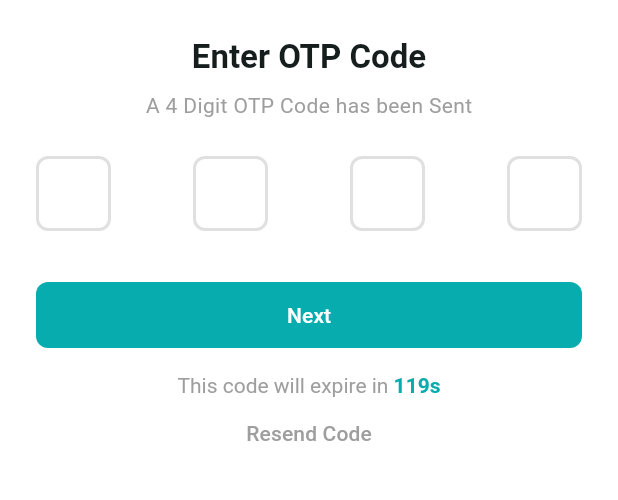
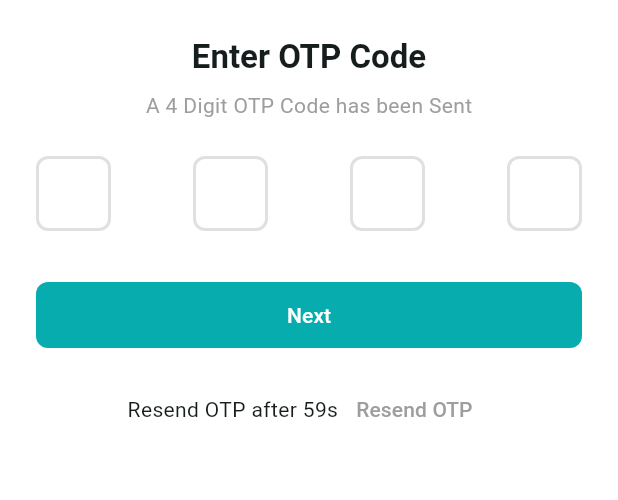
Before and after one commit to SaidurRahman1004/cartivo_mart, a Flutter app: the OtpScreen screen opened directly, on a phone screen of 412 x 824 dp, the part 336-836 px from its top. Run offline on Flutter 3.47's test engine with Material 3 defaults, Android fonts, the phone set to English and light mode, and no system bars; drawn by our look-alikes of pin_code_fields; our stand-ins replace firebase_core, firebase_crashlytics, flutter_svg; accounts and stored records are empty; generated files the repository leaves out were written again.

Commit message:
tab bar,signin

```diff
--- a/lib/app/app_theme.dart
+++ b/lib/app/app_theme.dart
@@ -70,7 +70,7 @@ class AppTheme {
     fieldWidth: 50,
     activeFillColor: Colors.white,
     inactiveFillColor: Colors.white,
-    selectedFillColor: Colors.white,
+    selectedFillColor: Colors.deepOrange,
     activeColor: AppColors.themeColor,
     inactiveColor: Colors.grey.shade300,
     selectedColor: AppColors.themeColor,
--- a/lib/app/cartivo_app.dart
+++ b/lib/app/cartivo_app.dart
@@ -3,6 +3,7 @@ import 'package:cartivo_mart/app/providers/theme_provider.dart';
 import 'package:flutter/material.dart';
 import 'package:flutter_localizations/flutter_localizations.dart';
 import 'package:provider/provider.dart';
+import '../features/shared/presentation/providers/main_nav_provider.dart';
 import 'app_routs.dart';
 import '../l10n/app_localizations.dart';
 import 'app_theme.dart';
@@ -15,6 +16,7 @@ class CartivoApp extends StatelessWidget {
       providers: [
         ChangeNotifierProvider(create: (_)=> LanguageProvider()),
         ChangeNotifierProvider(create: (_) => ThemeProvider()),
+        ChangeNotifierProvider(create: (context) => MainNavProvider()),
       ],
       child: Consumer2<LanguageProvider,ThemeProvider>(
         builder: (context,languageProvider, themeProvider,child) {
--- /dev/null
+++ b/lib/features/auth/presentation/provider/timer_provider.dart
@@ -0,0 +1,42 @@
+import 'dart:async';
+import 'package:flutter/material.dart';
+
+class TimerProvider extends ChangeNotifier {
+  int _remainingSeconds = 0;
+  Timer? _timer;
+  bool _isRunning = false;
+
+  int get remainingSeconds => _remainingSeconds;
+
+  bool get isRunning => _isRunning;
+
+  void startTimer(int seconds) {
+    if (_isRunning) return;
+
+    _remainingSeconds = seconds;
+    _isRunning = true;
+    //stop previous timr if any
+    _timer?.cancel();
+
+    _timer = Timer.periodic(const Duration(seconds: 1), (_) {
+      if (_remainingSeconds > 0) {
+        _remainingSeconds--;
+        notifyListeners();
+      } else {
+        stopTimer();
+      }
+    });
+  }
+
+  void stopTimer() {
+    _isRunning = false;
+    _timer?.cancel();
+    notifyListeners();
+  }
+
+  @override
+  void dispose() {
+    _timer?.cancel();
+    super.dispose();
+  }
+}
--- a/lib/features/auth/presentation/screens/otp_screen.dart
+++ b/lib/features/auth/presentation/screens/otp_screen.dart
@@ -1,10 +1,9 @@
-import 'dart:async';
-import 'package:cartivo_mart/app/app_colors.dart';
 import 'package:cartivo_mart/app/app_theme.dart';
 import 'package:flutter/material.dart';
 import 'package:pin_code_fields/pin_code_fields.dart';
 import '../../../../app/extensions/utils_extension.dart';
 import '../widgets/app_logo.dart';
+import '../widgets/resend_otp_section.dart';
 
 class OtpScreen extends StatefulWidget {
   const OtpScreen({super.key});
@@ -17,32 +16,6 @@ class OtpScreen extends StatefulWidget {
 class _OtpScreenState extends State<OtpScreen> {
   final TextEditingController _otpTEController = TextEditingController();
   final GlobalKey<FormState> _formKey = GlobalKey<FormState>();
-
-  late Timer _timer;
-  int _start = 120;
-  bool _canResend = false;
-
-  void startTimer() {
-    _canResend = false;
-    _start = 120;
-    _timer = Timer.periodic(const Duration(seconds: 1), (Timer timer) {
-      if (_start == 0) {
-        setState(() {
-          _canResend = true;
-        });
-        timer.cancel();
-      } else {
-        setState(() {
-          _start--;
-        });
-      }
-    });
-  }
-  @override
-  void initState() {
-    super.initState();
-    startTimer();
-  }
 
   @override
   Widget build(BuildContext context) {
@@ -84,32 +57,8 @@ class _OtpScreenState extends State<OtpScreen> {
                   child: const Text('Next'),
                 ),
                 const SizedBox(height: 15,),
-                RichText(
-                  text: TextSpan(
-                    style: const TextStyle(color: Colors.grey),
-                    children: [
-                      const TextSpan(text: 'This code will expire in '),
-                      TextSpan(
-                        text:
-                            '$_start'
-                            's',
-                        style: const TextStyle(
-                          color: AppColors.themeColor,
-                          fontWeight: FontWeight.bold,
-                        ),
-                      ),
-                    ],
-                  ),
-                ),
-                TextButton(
-                  onPressed: _canResend ? _onTapResendCode : null,
-                  child: Text(
-                    'Resend Code',
-                    style: TextStyle(
-                      color: _canResend ? AppColors.themeColor : Colors.grey,
-                    ),
-                  ),
-                ),
+                ResendOtpSection(),
+                const SizedBox(height: 16),
               ],
             ),
           ),
@@ -122,14 +71,4 @@ class _OtpScreenState extends State<OtpScreen> {
     if (_formKey.currentState!.validate()) {}
   }
 
-  void _onTapResendCode() {
-    startTimer();
-  }
-
-  @override
-  void dispose() {
-    _timer.cancel();
-    _otpTEController.dispose();
-    super.dispose();
-  }
 }
--- a/lib/features/auth/presentation/screens/sign_up_screen.dart
+++ b/lib/features/auth/presentation/screens/sign_up_screen.dart
@@ -96,6 +96,7 @@ class _SignUpScreenState extends State<SignUpScreen> {
                     child: const Text('Sign Up'),
                   ),
                   const SizedBox(height: 20,),
+                  //Temporary
                   TextButton(onPressed: (){
                     Navigator.pushReplacementNamed(context, OtpScreen.name);
                   }, child: Text(' Otp Page')),
--- a/lib/features/auth/presentation/screens/splash_screen.dart
+++ b/lib/features/auth/presentation/screens/splash_screen.dart
@@ -2,6 +2,8 @@ import 'package:cartivo_mart/app/extensions/localization_extension.dart';
 import 'package:cartivo_mart/features/auth/presentation/screens/sign_up_screen.dart';
 import 'package:cartivo_mart/features/auth/presentation/widgets/app_logo.dart';
 import 'package:flutter/material.dart';
+
+import '../../../shared/presentation/screens/main_nav_holder_screen.dart';
 
 class SplashScreen extends StatefulWidget {
   const SplashScreen({super.key});
@@ -37,6 +39,6 @@ class _SplashScreenState extends State<SplashScreen> {
 
   Future<void> _navigateToNextPage() async{
     await Future.delayed(const  Duration(seconds: 2));
-    Navigator.pushReplacementNamed(context, SignUpScreen.name);
+    Navigator.pushReplacementNamed(context, MainNavHolderScreen.name);
   }
 }
--- /dev/null
+++ b/lib/features/auth/presentation/widgets/resend_otp_section.dart
@@ -0,0 +1,61 @@
+import 'package:cartivo_mart/app/app_colors.dart';
+import 'package:flutter/material.dart';
+import 'package:provider/provider.dart';
+
+import '../provider/timer_provider.dart';
+
+class ResendOtpSection extends StatefulWidget {
+  const ResendOtpSection({super.key});
+
+  @override
+  State<ResendOtpSection> createState() => _ResendOtpSectionState();
+}
+
+class _ResendOtpSectionState extends State<ResendOtpSection> {
+  final TimerProvider _timerProvider = TimerProvider();
+
+  @override
+  void initState() {
+    super.initState();
+    _timerProvider.startTimer(60);
+  }
+
+  @override
+  Widget build(BuildContext context) {
+    return ChangeNotifierProvider.value(
+      value: _timerProvider,
+      child: Row(
+        mainAxisAlignment: .center,
+        children: [
+          Consumer<TimerProvider>(
+            builder: (context, timerProvider, _) {
+              return Row(
+                children: [
+                  if (timerProvider.isRunning) ...[
+                    Text('Resend OTP after ${timerProvider.remainingSeconds}s'),
+                  ],
+                  TextButton(
+                    onPressed: _onTapResendButton,
+                    child: Text(
+                      'Resend OTP',
+                      style: TextStyle(
+                        color: timerProvider.isRunning
+                            ? Colors.grey
+                            : AppColors.themeColor,
+                      ),
+                    ),
+                  ),
+                ],
+              );
+            },
+          ),
+        ],
+      ),
+    );
+  }
+
+  void _onTapResendButton() {
+    if (_timerProvider.isRunning) return;
+    _timerProvider.startTimer(60);
+  }
+}
--- /dev/null
+++ b/lib/features/shared/presentation/providers/main_nav_provider.dart
@@ -0,0 +1,10 @@
+import 'package:flutter/cupertino.dart';
+
+class MainNavProvider extends ChangeNotifier{
+  int _selectedIndex = 0;
+  int get selectedIndex => _selectedIndex;
+  void changeSelectedIndex(int index){
+    _selectedIndex = index;
+    notifyListeners();
+  }
+}
```
Also changed, not shown: lib/app/app_routs.dart (+8 -0 lines), lib/features/auth/presentation/screens/sign_in_screen.dart (added, +97 -0 lines), lib/features/shared/presentation/screens/main_nav_holder_screen.dart (added, +59 -0 lines).
